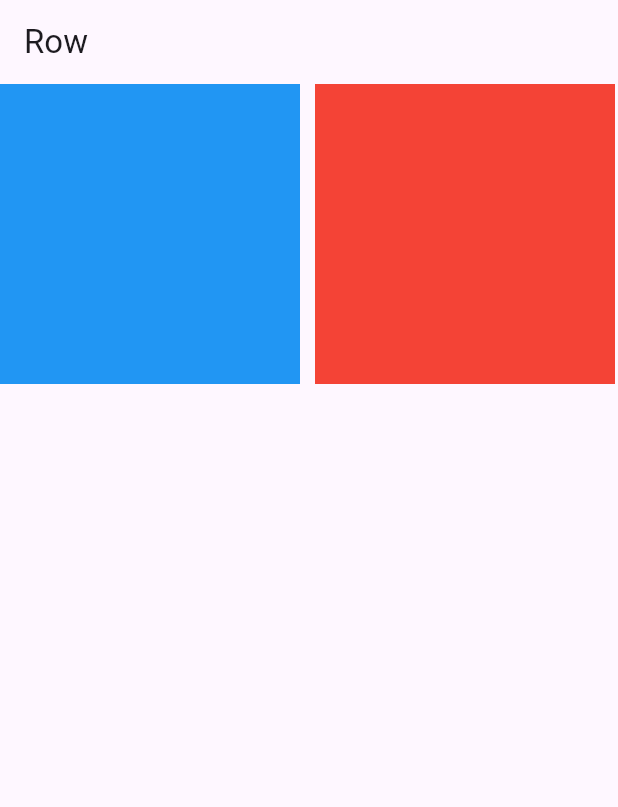
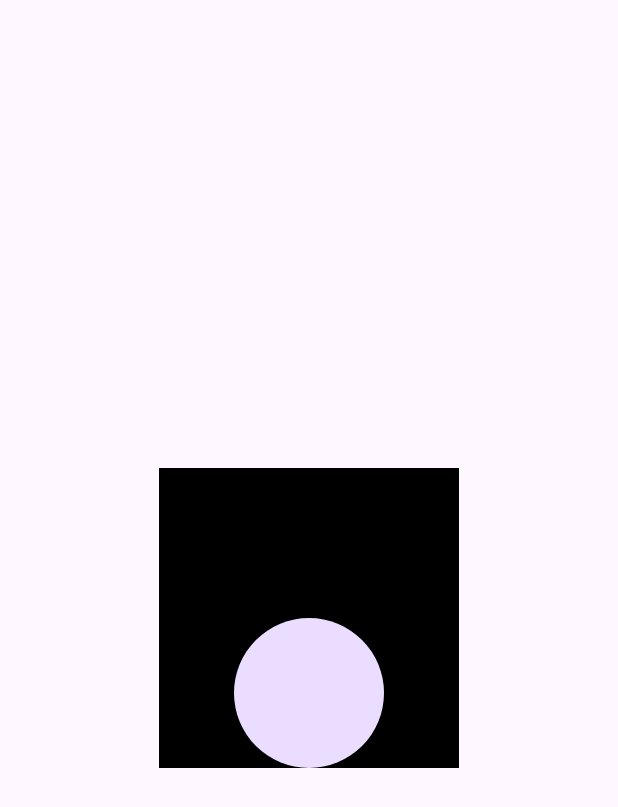
Before and after one commit to Md-Raju-Mia/Flutter_Regular_Practice_Project, a Flutter app: the screen it shows after launch, on a phone screen of 412 x 824 dp. Shown: the top 807 px of the screen. Run offline on Flutter 3.47's test engine with Material 3 defaults, Android fonts, the phone set to English and light mode, and no system bars.

Commit message:
state & position

```diff
--- a/lib/main.dart
+++ b/lib/main.dart
@@ -169,7 +169,140 @@ void main() {
 
 
 //Single Child Scroll View
+// class MyApp extends StatelessWidget {
+//   const MyApp({super.key});
+//
+//   @override
+//   Widget build(BuildContext context) {
+//     return MaterialApp(
+//       debugShowCheckedModeBanner: false,
+//       home: SafeArea(
+//           child: Scaffold(
+//             appBar: AppBar(title: Text("Row",)),
+//             body:  SingleChildScrollView(
+//               scrollDirection: Axis.horizontal,
+//               child: Row(
+//                 children: [
+//                   Container(
+//                     width: 200,
+//                     height: 200,
+//                     color: Colors.blue,
+//
+//                   ),
+//                   SizedBox(width: 10,),    //for row
+//                   Container(
+//                     width: 200,
+//                     height: 200,
+//                     color: Colors.red,
+//
+//                   ),
+//                   SizedBox(width: 10,),    //for row
+//                   Container(
+//                     width: 200,
+//                     height: 200,
+//                     color: Colors.green,
+//
+//                   )
+//                 ],
+//
+//               ),
+//             ),
+//
+//           )
+//       ),
+//     );
+//
+//   }
+// }
 
+
+//List View
+// class MyApp extends StatelessWidget {
+//   const MyApp({super.key});
+//
+//   @override
+//   Widget build(BuildContext context) {
+//     return MaterialApp(
+//       debugShowCheckedModeBanner: false,
+//       home: SafeArea(
+//         child: Scaffold(
+//           appBar: AppBar(title: Text("Row"),),
+//           body: ListView(
+//             children: [
+//               Container(
+//                 width: 200,
+//                 height: 200,
+//                 color: Colors.green,
+//               ),
+//               SizedBox(height: 10,),
+//               Container(
+//                 width: 200,
+//                 height: 200,
+//                 color: Colors.green,
+//               ),
+//               SizedBox(height: 10,),
+//               Container(
+//                 width: 200,
+//                 height: 200,
+//                 color: Colors.green,
+//               ),
+//               SizedBox(height: 10,),
+//               Container(
+//                 width: 200,
+//                 height: 200,
+//                 color: Colors.green,
+//               ),
+//
+//             ],
+//
+//           ),
+//         ),
+//
+//       ),
+//     );
+//   }
+// }
+
+
+//List View
+// class MyApp extends StatelessWidget {
+//   const MyApp({super.key});
+//
+//   @override
+//   Widget build(BuildContext context) {
+//     return MaterialApp(
+//       debugShowCheckedModeBanner: false,
+//       home: Scaffold(
+//         body: ListView(
+//           children: [
+//             ListTile(
+//               title: Text("Themezone Academy"),
+//               subtitle: Text("Learning"),
+//               leading: CircleAvatar(child: Icon(Icons.message)),
+//               trailing: Icon(Icons.add_a_photo),
+//             ),
+//             ListTile(
+//               title: Text("Themezone Academy"),
+//               subtitle: Text("Learning"),
+//               leading: CircleAvatar(child: Icon(Icons.message)),
+//               trailing: Icon(Icons.add_a_photo),
+//             ),
+//             ListTile(
+//               title: Text("Themezone Academy"),
+//               subtitle: Text("Learning"),
+//               leading: CircleAvatar(child: Icon(Icons.message)),
+//               trailing: Icon(Icons.add_a_photo),
+//             ),
+//           ],
+//         ),
+//       ),
+//     );
+//   }
+// }
+
+
+
+//State & Position
 class MyApp extends StatelessWidget {
   const MyApp({super.key});
 
@@ -177,41 +310,26 @@ class MyApp extends StatelessWidget {
   Widget build(BuildContext context) {
     return MaterialApp(
       debugShowCheckedModeBanner: false,
-      home: SafeArea(
-          child: Scaffold(
-            appBar: AppBar(title: Text("Row",)),
-            body:  SingleChildScrollView(
-              scrollDirection: Axis.horizontal,
-              child: Row(
+      home: Scaffold(
+        body: Center(
+          child: Stack(
+            // alignment: Alignment.center,
+            alignment: Alignment.bottomCenter,
             children: [
               Container(
                 width: 200,
                 height: 200,
-                    color: Colors.blue,
-
+                color: Colors.black,
               ),
-                  SizedBox(width: 10,),    //for row
-                  Container(
-                    width: 200,
-                    height: 200,
-                    color: Colors.red,
-
+              Positioned(
+                child: CircleAvatar(
+                  radius: 50,
                 ),
-                  SizedBox(width: 10,),    //for row
-                  Container(
-                    width: 200,
-                    height: 200,
-                    color: Colors.green,
-
               )
             ],
-
           ),
         ),
-
-          )
       ),
     );
-
   }
 }
```
Lines whose indentation alone changed are shown as unchanged.
